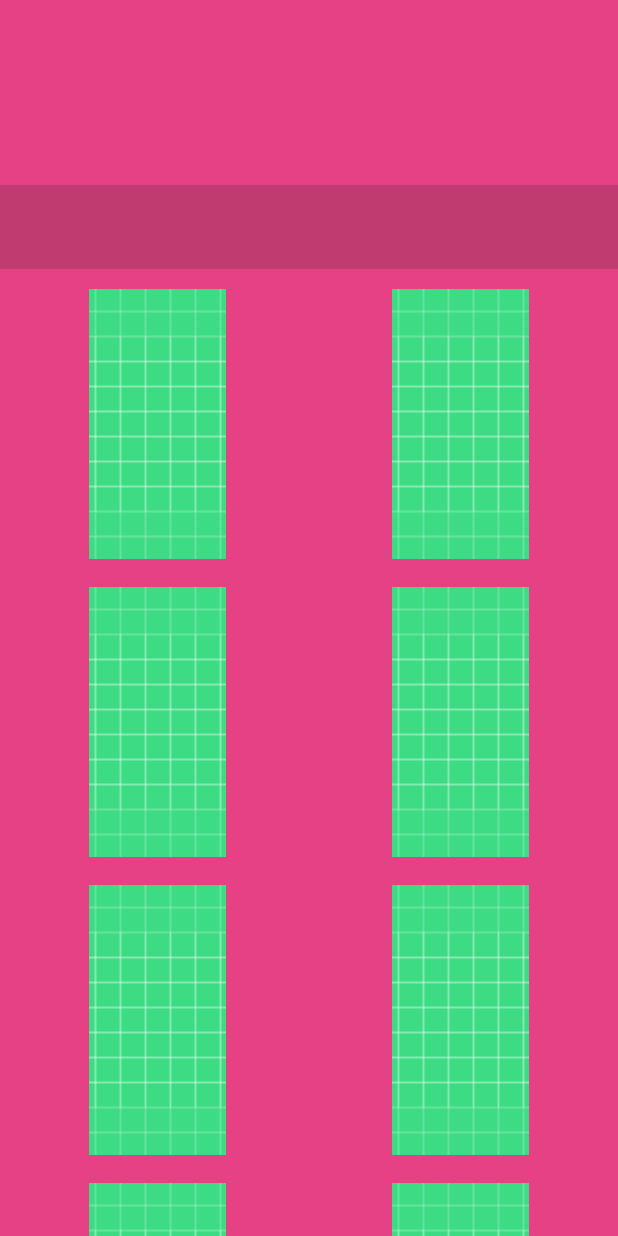
After one commit to Sandeep-svf/ShamsahaApp, an Android app: the fragment ResourcesFragment shown on its own in the app's theme, on a phone screen of 412 x 824 dp. The commit adds this screen. Run offline under Robolectric (Android 15) with nearby library versions, the light colour scheme and no system bars; our stand-ins replace data binding; 4 statements that could not run were skipped.

Commit message:
victim design

```diff
--- a/app/build.gradle
+++ b/app/build.gradle
@@ -3,7 +3,7 @@ plugins {
 }
 
 android {
-    compileSdk 33
+    compileSdk 32
 
     defaultConfig {
         applicationId "com.shamsaha"
--- /dev/null
+++ b/app/src/main/java/com/shamsaha/util/GridSpacingItemDecoration.java
@@ -0,0 +1,51 @@
+package com.shamsaha.util;
+
+import android.graphics.Rect;
+import android.view.View;
+
+import androidx.recyclerview.widget.RecyclerView;
+
+/**
+ * Created by INTEL on 21-02-2018.
+ */
+
+public class GridSpacingItemDecoration extends RecyclerView.ItemDecoration {
+
+    private int spanCount;
+    private int spacing;
+    private boolean includeEdge;
+
+    public GridSpacingItemDecoration(int spanCount, int spacing, boolean includeEdge) {
+        this.spanCount = spanCount;
+        this.spacing = spacing;
+        this.includeEdge = includeEdge;
+    }
+
+    @Override
+    public void getItemOffsets(Rect outRect, View view, RecyclerView parent, RecyclerView.State state) {
+        int position = parent.getChildAdapterPosition(view); // item position
+        int column = position % spanCount; // item column
+
+        if (includeEdge) {
+            outRect.left = spacing - column * spacing / spanCount; // spacing - column * ((1f / spanCount) * spacing)
+            outRect.right = (column + 1) * spacing / spanCount; // (column + 1) * ((1f / spanCount) * spacing)
+
+            if (position < spanCount) { // top edge
+                outRect.top = spacing;
+            }
+            outRect.bottom = spacing; // item bottom
+        } else {
+            outRect.left = column * spacing / spanCount; // column * ((1f / spanCount) * spacing)
+            outRect.right = spacing - (column + 1) * spacing / spanCount; // spacing - (column + 1) * ((1f /    spanCount) * spacing)
+            if (position >= spanCount) {
+                outRect.top = spacing; // item top
+            }
+        }
+    }
+
+
+    /**
+     * Converting dp to pixel
+     */
+
+}
--- /dev/null
+++ b/app/src/main/java/com/shamsaha/victim/adapter/EventMediaPhotoAdapter.java
@@ -0,0 +1,44 @@
+package com.shamsaha.victim.adapter;
+
+import android.content.Context;
+import android.view.LayoutInflater;
+import android.view.View;
+import android.view.ViewGroup;
+
+import androidx.annotation.NonNull;
+import androidx.recyclerview.widget.RecyclerView;
+
+import com.shamsaha.R;
+
+public class EventMediaPhotoAdapter extends RecyclerView.Adapter<PhotoViewHolder> {
+
+    private Context context;
+
+    public EventMediaPhotoAdapter(Context context) {
+        this.context = context;
+    }
+
+    @NonNull
+    @Override
+    public PhotoViewHolder onCreateViewHolder(@NonNull ViewGroup parent, int viewType) {
+        LayoutInflater layoutInflater = LayoutInflater.from(parent.getContext());
+        View view = layoutInflater.inflate(R.layout.photo_view_holder_design,parent,false);
+        return new PhotoViewHolder(view);
+    }
+
+    @Override
+    public void onBindViewHolder(@NonNull PhotoViewHolder holder, int position) {
+
+    }
+
+    @Override
+    public int getItemCount() {
+        return 20;
+    }
+}
+class PhotoViewHolder extends  RecyclerView.ViewHolder{
+
+    public PhotoViewHolder(@NonNull View itemView) {
+        super(itemView);
+    }
+}
--- a/app/src/main/java/com/shamsaha/victim/fragment/PhotosFragment.java
+++ b/app/src/main/java/com/shamsaha/victim/fragment/PhotosFragment.java
@@ -1,15 +1,23 @@
 package com.shamsaha.victim.fragment;
 
+import android.content.res.Resources;
 import android.os.Bundle;
 
 import androidx.fragment.app.Fragment;
+import androidx.recyclerview.widget.DefaultItemAnimator;
+import androidx.recyclerview.widget.GridLayoutManager;
+import androidx.recyclerview.widget.LinearLayoutManager;
+import androidx.recyclerview.widget.RecyclerView;
 
+import android.util.TypedValue;
 import android.view.LayoutInflater;
 import android.view.View;
 import android.view.ViewGroup;
 
 import com.shamsaha.R;
 import com.shamsaha.databinding.FragmentPhotosBinding;
+import com.shamsaha.util.GridSpacingItemDecoration;
+import com.shamsaha.victim.adapter.EventMediaPhotoAdapter;
 
 
 public class PhotosFragment extends Fragment {
@@ -26,8 +34,22 @@ public class PhotosFragment extends Fragment {
         binding = FragmentPhotosBinding.inflate(inflater, container, false);
         View view = binding.getRoot();
 
+        LinearLayoutManager linearLayoutManager = new LinearLayoutManager(getActivity());
+        linearLayoutManager.setOrientation(RecyclerView.HORIZONTAL);
+
+        RecyclerView.LayoutManager topLayoutManager = new GridLayoutManager(getActivity(), 2);
+        binding.rcvPhotoList.setLayoutManager(topLayoutManager);
+        binding.rcvPhotoList.addItemDecoration(new GridSpacingItemDecoration(2, dpToPx(8), true));
+        binding.rcvPhotoList.setItemAnimator(new DefaultItemAnimator());
+        binding.rcvPhotoList.setLayoutManager(topLayoutManager);
+        EventMediaPhotoAdapter eventMediaPhotoAdapter = new EventMediaPhotoAdapter(getActivity());
+        binding.rcvPhotoList.setAdapter(eventMediaPhotoAdapter);
 
 
         return view;
     }
+    private int dpToPx(int dp) {
+        Resources r = getResources();
+        return Math.round(TypedValue.applyDimension(TypedValue.COMPLEX_UNIT_DIP, dp, r.getDisplayMetrics()));
+    }
 }
--- /dev/null
+++ b/app/src/main/java/com/shamsaha/victim/fragment/ResourcesFragment.java
@@ -0,0 +1,91 @@
+package com.shamsaha.victim.fragment;
+
+import android.os.Bundle;
+
+import androidx.fragment.app.Fragment;
+import androidx.fragment.app.FragmentManager;
+import androidx.fragment.app.FragmentPagerAdapter;
+import androidx.viewpager.widget.ViewPager;
+
+import android.view.LayoutInflater;
+import android.view.View;
+import android.view.ViewGroup;
+import android.widget.TableLayout;
+import android.widget.Toolbar;
+
+import com.shamsaha.R;
+
+import java.util.ArrayList;
+import java.util.List;
+
+
+public class ResourcesFragment extends Fragment {
+
+    ViewPager viewPager;
+    Toolbar toolbar;
+
+    @Override
+    public View onCreateView(LayoutInflater inflater, ViewGroup container,
+                             Bundle savedInstanceState) {
+        // Inflate the layout for this fragment
+        View view =  inflater.inflate(R.layout.fragment_resources, container, false);
+        intis(view);
+        EventMediaFragment.ViewPagerAdapter adapter = new EventMediaFragment.ViewPagerAdapter(getChildFragmentManager());
+        setupViewPager(viewPager,adapter);
+        toolbar.setupWithViewPager(viewPager);
+        setupTabtitle();
+
+
+
+        return  view;
+    }
+
+
+    private void setupTabtitle() {
+        toolbar.getTabAt(0).setText(getResources().getString(R.string.photo));
+        toolbar.getTabAt(1).setText(getResources().getString(R.string.articles));
+    }
+
+    public static void setupViewPager(ViewPager viewPager, EventMediaFragment.ViewPagerAdapter adapter)
+    {
+        {
+            adapter.addFragment(new PhotosFragment());
+            adapter.addFragment(new ArticlesFragment());
+
+        }
+
+        viewPager.setAdapter(adapter);
+    }
+    static class ViewPagerAdapter extends FragmentPagerAdapter
+    {
+        private final List<Fragment> mFragmentList = new ArrayList<>();
+
+
+        public ViewPagerAdapter(FragmentManager manager) {
+            super(manager);
+        }
+
+        @Override
+        public Fragment getItem(int position) {
+            return mFragmentList.get(position);
+        }
+
+        @Override
+        public int getCount() {
+            return mFragmentList.size();
+        }
+
+        public void addFragment(Fragment fragment) {
+            mFragmentList.add(fragment);
+
+
+        }
+
+
+    }
+
+    private void intis(View view) {
+    viewPager = view.findViewById(R.id.view_pager_resources);
+    toolbar = view.findViewById(R.id.toolbar_resources);
+    }
+}
--- a/app/src/main/res/layout/fragment_photos.xml
+++ b/app/src/main/res/layout/fragment_photos.xml
@@ -11,6 +11,16 @@
         android:layout_width="match_parent"
         android:layout_height="match_parent"
 
-        ></androidx.constraintlayout.widget.ConstraintLayout>
+        >
+
+        <androidx.recyclerview.widget.RecyclerView
+            android:layout_width="match_parent"
+            android:layout_height="match_parent"
+            android:id="@+id/rcv_photo_list"
+
+
+            ></androidx.recyclerview.widget.RecyclerView>
+
+    </androidx.constraintlayout.widget.ConstraintLayout>
 
 </layout>
--- /dev/null
+++ b/app/src/main/res/layout/fragment_resources.xml
@@ -0,0 +1,47 @@
+<?xml version="1.0" encoding="utf-8"?>
+<androidx.constraintlayout.widget.ConstraintLayout xmlns:android="http://schemas.android.com/apk/res/android"
+    xmlns:tools="http://schemas.android.com/tools"
+    android:layout_width="match_parent"
+    android:background="@color/pick_them"
+    android:layout_height="match_parent"
+    xmlns:app="http://schemas.android.com/apk/res-auto"
+    tools:context=".victim.fragment.ResourcesFragment">
+
+
+    <androidx.constraintlayout.widget.ConstraintLayout
+        android:id="@+id/constraintLayout9"
+        android:layout_width="match_parent"
+        android:layout_height="0dp"
+
+      app:layout_constraintEnd_toEndOf="parent"
+        app:layout_constraintHeight_percent="0.15"
+        app:layout_constraintStart_toStartOf="parent"
+        app:layout_constraintTop_toTopOf="parent">
+
+    </androidx.constraintlayout.widget.ConstraintLayout>
+
+    <TableLayout
+        android:id="@+id/toolbar_resources"
+        app:layout_constraintTop_toBottomOf="@+id/constraintLayout9"
+        android:layout_width="match_parent"
+        android:layout_height="wrap_content"
+        android:background="?attr/colorPrimary"
+        android:minHeight="?attr/actionBarSize"
+        android:backgroundTint="@color/dark_pick_them"
+        app:layout_constraintEnd_toEndOf="parent"
+        app:layout_constraintStart_toStartOf="parent"
+        tools:layout_editor_absoluteY="114dp" />
+
+    <androidx.viewpager.widget.ViewPager
+        android:id="@+id/view_pager_resources"
+        android:layout_width="match_parent"
+        android:layout_height="0dp"
+        app:layout_constraintTop_toBottomOf="@+id/toolbar_resources"
+        app:layout_constraintBottom_toBottomOf="parent"
+        app:layout_constraintStart_toStartOf="parent"
+        app:layout_constraintEnd_toEndOf="parent"
+        ></androidx.viewpager.widget.ViewPager>
+
+
+
+</androidx.constraintlayout.widget.ConstraintLayout>
--- /dev/null
+++ b/app/src/main/res/layout/photo_view_holder_design.xml
@@ -0,0 +1,28 @@
+<?xml version="1.0" encoding="utf-8"?>
+<androidx.constraintlayout.widget.ConstraintLayout xmlns:android="http://schemas.android.com/apk/res/android"
+    xmlns:app="http://schemas.android.com/apk/res-auto"
+    android:layout_width="match_parent"
+    android:layout_margin="5dp"
+    android:layout_height="180dp">
+
+
+    <androidx.appcompat.widget.AppCompatImageView
+
+        android:id="@+id/image"
+        android:layout_width="0dp"
+        android:src="@drawable/ic_launcher_background"
+        android:layout_height="0dp"
+        app:layout_constraintWidth_percent="0.5"
+        android:scaleType="centerCrop"
+
+
+        app:layout_constraintBottom_toBottomOf="parent"
+        app:layout_constraintEnd_toEndOf="parent"
+        app:layout_constraintStart_toStartOf="parent"
+        app:layout_constraintTop_toTopOf="parent"></androidx.appcompat.widget.AppCompatImageView>
+
+
+
+
+
+</androidx.constraintlayout.widget.ConstraintLayout>
```
Also changed, not shown: app/src/main/java/com/shamsaha/victim/fragment/PerCountryFragment.java (added, +41 -0 lines), app/src/main/res/layout/fragment_per_country.xml (added, +46 -0 lines).
